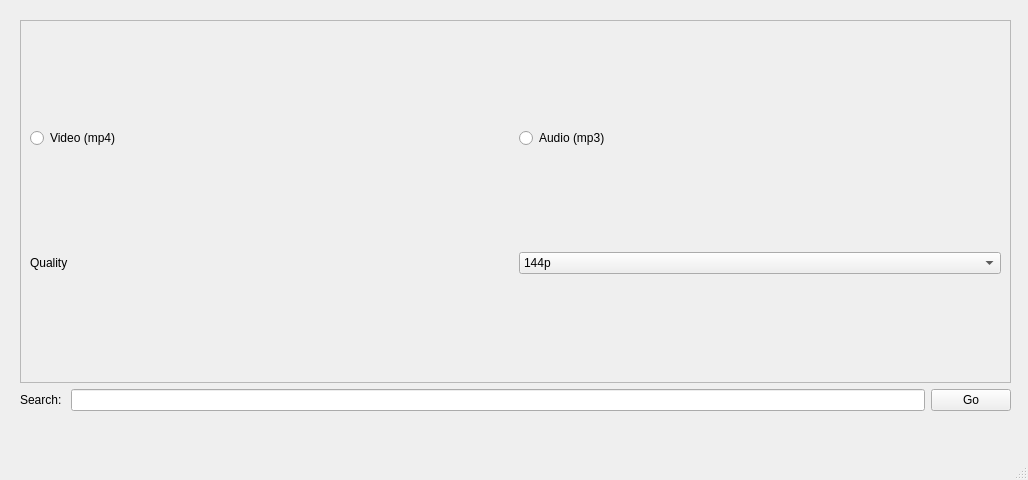
This is mainWindow.ui in ahanfybekheet/Youtube-Downloader-Gui as Qt 5 draws it before an edit. The edited form follows.
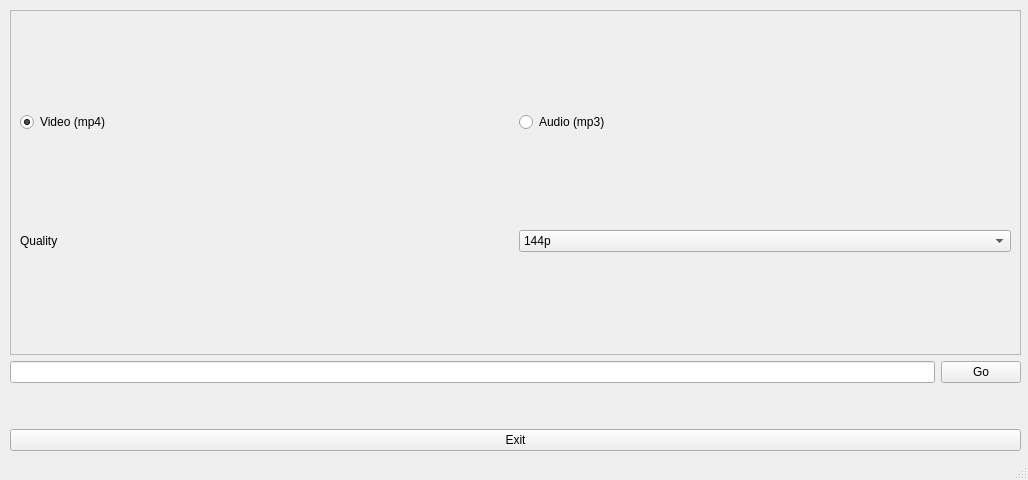
This is the edited form.

Commit message: improve user experience

```diff
--- a/mainWindow.ui
+++ b/mainWindow.ui
@@ -11,18 +11,23 @@
    </rect>
   </property>
   <property name="windowTitle">
-   <string>MainWindow</string>
+   <string>Youtube Download Manger (YDM)</string>
+  </property>
+  <property name="styleSheet">
+   <string notr="true"/>
   </property>
   <widget class="QWidget" name="centralwidget">
    <widget class="QWidget" name="layoutWidget">
     <property name="geometry">
      <rect>
-      <x>20</x>
-      <y>20</y>
-      <width>991</width>
-      <height>391</height>
+      <x>10</x>
+      <y>10</y>
+      <width>1011</width>
+      <height>441</height>
      </rect>
     </property>
+    <layout class="QVBoxLayout" name="verticalLayout_3">
+     <item>
     <layout class="QVBoxLayout" name="verticalLayout_2">
      <item>
       <widget class="QFrame" name="frame">
@@ -40,6 +45,9 @@
             <property name="text">
              <string>Video (mp4)</string>
             </property>
+              <property name="checked">
+               <bool>true</bool>
+              </property>
            </widget>
           </item>
           <item>
@@ -47,6 +55,9 @@
             <property name="text">
              <string>Audio (mp3)</string>
             </property>
+              <property name="checked">
+               <bool>false</bool>
+              </property>
            </widget>
           </item>
          </layout>
@@ -86,13 +97,6 @@
      </item>
      <item>
       <layout class="QHBoxLayout" name="horizontalLayout_3">
-       <item>
-        <widget class="QLabel" name="label_2">
-         <property name="text">
-          <string>Search: </string>
-         </property>
-        </widget>
-       </item>
        <item>
         <widget class="QLineEdit" name="search_input"/>
        </item>
@@ -104,6 +108,41 @@
         </widget>
        </item>
       </layout>
+       </item>
+      </layout>
+     </item>
+     <item>
+      <spacer name="horizontalSpacer_2">
+       <property name="orientation">
+        <enum>Qt::Horizontal</enum>
+       </property>
+       <property name="sizeHint" stdset="0">
+        <size>
+         <width>40</width>
+         <height>20</height>
+        </size>
+       </property>
+      </spacer>
+     </item>
+     <item>
+      <spacer name="horizontalSpacer">
+       <property name="orientation">
+        <enum>Qt::Horizontal</enum>
+       </property>
+       <property name="sizeHint" stdset="0">
+        <size>
+         <width>40</width>
+         <height>20</height>
+        </size>
+       </property>
+      </spacer>
+     </item>
+     <item>
+      <widget class="QPushButton" name="exit_btn">
+       <property name="text">
+        <string>Exit</string>
+       </property>
+      </widget>
      </item>
     </layout>
    </widget>
```
Left out of the diff: 4 changed lines with no effect on the pictures. Lines whose indentation alone changed are shown as unchanged. The commit also changes 2 other files.
